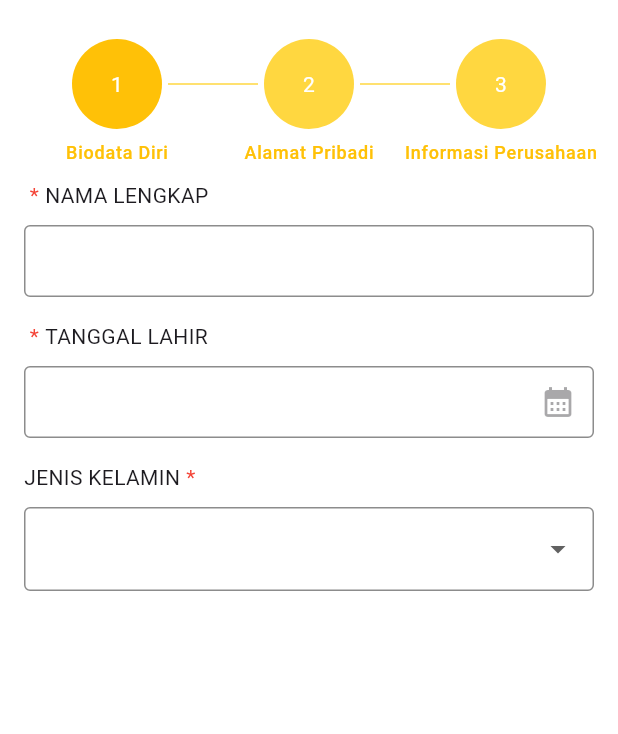
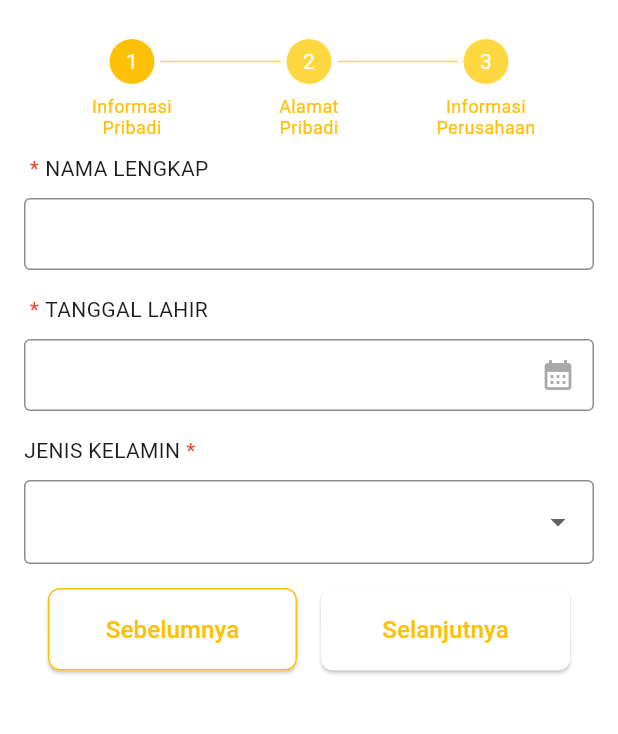
Before and after one commit to AbiMulLyA/payuung-clone, a Flutter app: the ProfilePersonalInformationPage screen opened by its route, on a phone screen of 412 x 824 dp, the part 84-818 px from its top. Run offline on Flutter 3.47's test engine with Material 3 defaults, Android fonts, the phone set to English and light mode, and no system bars; drawn by our look-alikes of easy_stepper; our stand-ins replace auto_route, flutter_hooks, get_it, injectable.

Commit message:
improve stepper and create button

```diff
--- a/lib/feature/profile/presentation/ui/profile_personal_information_page.dart
+++ b/lib/feature/profile/presentation/ui/profile_personal_information_page.dart
@@ -13,6 +13,7 @@ class ProfilePersonalInformationPage extends HookWidget {
     final activeStep = useState(0);
 
     return Scaffold(
+      backgroundColor: Colors.white,
       appBar: AppBar(
         title: const Text('Profile'),
         backgroundColor: Colors.grey[100],
@@ -26,15 +27,13 @@ class ProfilePersonalInformationPage extends HookWidget {
       ),
       body: Container(
         padding: const EdgeInsets.all(16),
-        color: Colors.white,
-        height: MediaQuery.of(context).size.height,
         child: SingleChildScrollView(
           child: Column(
             children: [
               EasyStepper(
                 activeStep: activeStep.value,
                 lineStyle: const LineStyle(
-                  lineLength: 60,
+                  lineLength: 80,
                   lineType: LineType.normal,
                   defaultLineColor: Colors.amberAccent,
                   finishedLineColor: Colors.orange,
@@ -47,38 +46,99 @@ class ProfilePersonalInformationPage extends HookWidget {
                 unreachedStepTextColor: Colors.amber,
                 showLoadingAnimation: false,
                 showStepBorder: false,
-                steps: const [
+                stepRadius: 15,
+                steps: [
                   EasyStep(
-                    customStep: Text(
+                    customStep: const Text(
                       '1',
                       style: TextStyle(color: Colors.white),
                     ),
-                    title: 'Biodata Diri',
+                    customTitle: _buildMultilineTitle('Informasi Pribadi'),
                   ),
                   EasyStep(
-                    customStep: Text(
+                    customStep: const Text(
                       '2',
                       style: TextStyle(color: Colors.white),
                     ),
-                    title: 'Alamat Pribadi',
+                    customTitle: _buildMultilineTitle('Alamat Pribadi'),
                   ),
                   EasyStep(
-                    customStep: Text(
+                    customStep: const Text(
                       '3',
                       style: TextStyle(color: Colors.white),
                     ),
-                    title: 'Informasi Perusahaan',
+                    customTitle: _buildMultilineTitle('Informasi Perusahaan'),
                   ),
                 ],
                 onStepReached: (index) => activeStep.value = index,
               ),
               if (activeStep.value == 0) ...[
                 const PersonalDataView(),
-              ]
+              ],
+              Padding(
+                padding: const EdgeInsets.all(16.0),
+                child: Row(
+                  children: [
+                    Expanded(
+                      child: ElevatedButton(
+                        onPressed: () {},
+                        style: ElevatedButton.styleFrom(
+                          foregroundColor: Colors.amber,
+                          backgroundColor: Colors.white,
+                          shape: RoundedRectangleBorder(
+                            borderRadius: BorderRadius.circular(8),
+                            side: const BorderSide(color: Colors.amber),
+                          ),
+                          padding: const EdgeInsets.symmetric(vertical: 16),
+                        ),
+                        child: const Text(
+                          'Sebelumnya',
+                          style: TextStyle(fontSize: 16),
+                        ),
+                      ),
+                    ),
+                    const SizedBox(width: 16),
+                    Expanded(
+                      child: ElevatedButton(
+                        onPressed: () {},
+                        style: ElevatedButton.styleFrom(
+                          foregroundColor: Colors.amber,
+                          backgroundColor: Colors.white,
+                          shape: RoundedRectangleBorder(
+                            borderRadius: BorderRadius.circular(8),
+                          ),
+                          padding: const EdgeInsets.symmetric(vertical: 16),
+                        ),
+                        child: const Text(
+                          'Selanjutnya',
+                          style: TextStyle(fontSize: 16),
+                        ),
+                      ),
+                    ),
+                  ],
+                ),
+              ),
             ],
           ),
         ),
       ),
     );
   }
+
+  Widget _buildMultilineTitle(String title) {
+    return SizedBox(
+      width: 80,
+      child: Text(
+        title,
+        textAlign: TextAlign.center,
+        maxLines: 2,
+        overflow: TextOverflow.visible,
+        style: const TextStyle(
+          fontSize: 12,
+          color: Colors.amber,
+          height: 1.2,
+        ),
+      ),
+    );
+  }
 }
```
